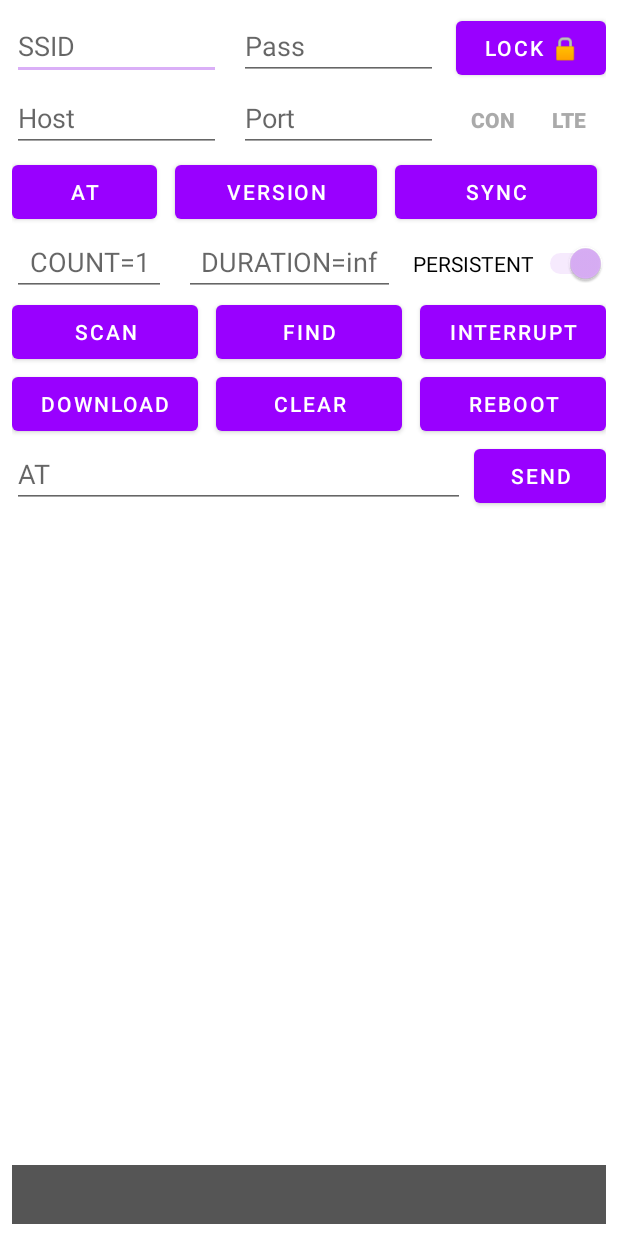
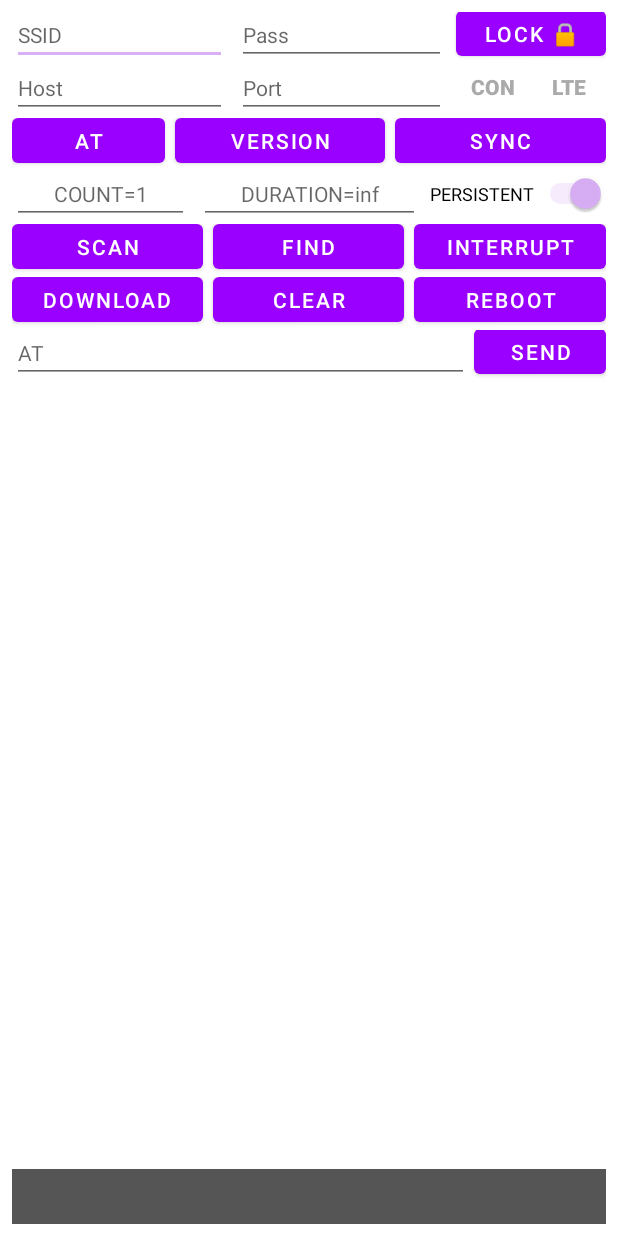
Before and after one commit to info-wind/infowind-rfid-android, an Android app: the layout activity_main.xml on its own in the app's theme, with its tools: preview values and no code run, on a phone screen of 412 x 824 dp. Run offline under Robolectric (Android 15) with nearby library versions, the phone set to English and light mode, and no system bars.

Commit message:
usability improvements

```diff
--- a/app/build.gradle
+++ b/app/build.gradle
@@ -12,7 +12,7 @@ android {
         applicationId "ru.info_wind.infowind_rfid_android"
         minSdk 30
         targetSdk 34
-        versionName "1.9.2"
+        versionName "1.9.5"
 
         testInstrumentationRunner "androidx.test.runner.AndroidJUnitRunner"
     }
--- a/app/src/main/java/ru/info_wind/infowind_rfid_android/MainActivity.kt
+++ b/app/src/main/java/ru/info_wind/infowind_rfid_android/MainActivity.kt
@@ -1,5 +1,6 @@
 package ru.info_wind.infowind_rfid_android
 
+import android.R.id.edit
 import android.content.Context
 import android.content.DialogInterface
 import android.graphics.Color
@@ -12,6 +13,8 @@ import android.os.Bundle
 import android.os.Handler
 import android.os.Looper
 import android.text.Editable
+import android.text.InputFilter
+import android.text.Spanned
 import android.text.TextWatcher
 import android.text.method.ScrollingMovementMethod
 import android.view.View
@@ -132,14 +135,15 @@ class MainActivity : AppCompatActivity() {
         statusView = findViewById(R.id.statusView)
 
         val preferences = getPreferences(MODE_PRIVATE)
-        ssidInput.setText(preferences.getString("ssid", "INFOWIND_RFID_SCANNER"))
+        ssidInput.setText(preferences.getString("ssid", ""))
         passInput.setText(preferences.getString("pass", ""))
-        hostInput.setText(preferences.getString("host", "192.168.4.1"))
-        portInput.setText(preferences.getString("port", "55757"))
+        hostInput.setText(preferences.getString("host", ""))
+        portInput.setText(preferences.getString("port", ""))
         commandInput.setText(preferences.getString("command", ""))
         persistentSw.isChecked = preferences.getBoolean("persistent", true)
 
         logView.setMovementMethod(ScrollingMovementMethod())
+        statusView.setMovementMethod(ScrollingMovementMethod())
         atBtn.setOnClickListener { sendCommand("AT") }
         versionBtn.setOnClickListener(View.OnClickListener { view: View? -> sendCommand("AT+VERSION") })
         interruptBtn.setOnClickListener(View.OnClickListener { view: View? -> sendCommand("AT+INT") })
@@ -184,12 +188,24 @@ class MainActivity : AppCompatActivity() {
         }
 
         val textWatcher = object: TextWatcher {
-            override fun afterTextChanged(s: Editable?) {}
-            override fun beforeTextChanged(s: CharSequence?, start: Int, count: Int, after: Int) {}
-            override fun onTextChanged(s: CharSequence?, start: Int, before: Int, count: Int) {
+            override fun afterTextChanged(s: Editable?) {
                 savePrefs()
             }
+            override fun beforeTextChanged(s: CharSequence?, start: Int, count: Int, after: Int) {}
+            override fun onTextChanged(s: CharSequence?, start: Int, before: Int, count: Int) {}
         }
+        hostInput.filters = arrayOf(object : InputFilter {
+            override fun filter( source: CharSequence?, start: Int, end: Int, dest: Spanned?, dstart: Int, dend: Int ): CharSequence? {
+                if (source != null && source.length == 16 && source.matches("\\d+".toRegex())) {
+                  val host = source.subSequence(0,3).toString().toInt().toString() + "." + source.subSequence(3,6).toString().toInt().toString() + "." + source.subSequence(6,9).toString().toInt().toString() + "." + source.subSequence(9,12).toString().toInt().toString()
+                  val port = source.subSequence(12, 16).toString().toInt().toString()
+                  runUI{ portInput.setText(port) }
+                    return host
+                } else
+                    return  source
+            }
+        })
+
         ssidInput.addTextChangedListener(textWatcher)
         passInput.addTextChangedListener(textWatcher)
         hostInput.addTextChangedListener(textWatcher)
@@ -238,17 +254,14 @@ class MainActivity : AppCompatActivity() {
     var networkCallbackConnected = false
     val networkCallback = object : ConnectivityManager.NetworkCallback() {
         override fun onAvailable(network: Network) {
-            log("onAvailable()", network.toString())
             wifiNetwork = network
         }
         override fun onLost(network: Network) {
-            log("onLost()")
             wifiNetwork = null
             connectivityManager.unregisterNetworkCallback(this)
             networkCallbackConnected = false
         }
         override fun onUnavailable() {
-            log("onUnavailable()")
             wifiNetwork = null
             connectivityManager.unregisterNetworkCallback(this)
             networkCallbackConnected = false
@@ -267,7 +280,6 @@ class MainActivity : AppCompatActivity() {
             if (wifiConnectionNeeded)
                 nBuilder.setNetworkSpecifier(wfBuilder.build())
             connectivityManager.requestNetwork(nBuilder.build(), networkCallback)
-            log("NETWROK_REQUESTED()")
             networkCallbackConnected = true
         }
     }
@@ -367,7 +379,6 @@ class MainActivity : AppCompatActivity() {
                         status("Connected to", host, Integer.toString(port))
                     }
 
-
                 } catch (exc: ConnectException) {
                     status("Connection failed")
                     stopParser()
@@ -381,7 +392,7 @@ class MainActivity : AppCompatActivity() {
                     stopParser()
                     socket = null
                 } finally {
-                    Thread.sleep(1000)
+                    Thread.sleep(3000)
                 }
             }
         }
@@ -445,7 +456,6 @@ class MainActivity : AppCompatActivity() {
     }
 
     fun status(arg: String?, vararg args: String?) {
-        log(arg, *args)
         runUI {
             statusView.setText(arg)
             for (more in args) {
--- a/app/src/main/res/layout/activity_main.xml
+++ b/app/src/main/res/layout/activity_main.xml
@@ -20,41 +20,48 @@
 
         <LinearLayout
             android:layout_width="match_parent"
-            android:layout_height="wrap_content"
+            android:layout_height="35dp"
             android:orientation="horizontal"
             android:visibility="visible" >
 
             <EditText
                 android:id="@+id/ssidInput"
+                android:nextFocusDown="@+id/passInput"
                 android:layout_width="match_parent"
                 android:layout_height="wrap_content"
-                android:layout_marginEnd="6dp"
+                android:layout_marginEnd="3dp"
                 android:layout_weight="1"
                 android:hint="SSID"
                 android:selectAllOnFocus="true"
                 android:singleLine="true"
-                android:text="" />
+                android:text=""
+                android:textSize="14sp" />
 
             <EditText
                 android:id="@+id/passInput"
+                android:nextFocusDown="@+id/hostInput"
                 android:layout_width="match_parent"
                 android:layout_height="wrap_content"
-                android:layout_marginStart="6dp"
-                android:layout_marginEnd="6dp"
+                android:layout_marginStart="3dp"
+                android:layout_marginEnd="3dp"
                 android:layout_weight="1"
                 android:hint="Pass"
                 android:inputType="textPassword"
                 android:selectAllOnFocus="true"
                 android:singleLine="true"
-                android:text="" />
+                android:text=""
+                android:textSize="14sp" />
 
             <Button
                 android:id="@+id/wifiBtn"
                 android:layout_width="100dp"
-                android:layout_height="wrap_content"
-                android:layout_marginStart="6dp"
+                android:layout_height="30dp"
+                android:layout_marginStart="3dp"
                 android:layout_weight="0"
+                android:layout_marginTop="-5dp"
                 android:padding="0dp"
+                android:insetTop="0dp"
+                android:insetBottom="0dp"
                 android:text="Lock 🔒" />
 
         </LinearLayout>
@@ -62,41 +69,45 @@
 
         <LinearLayout
             android:layout_width="match_parent"
-            android:layout_height="wrap_content"
+            android:layout_height="35dp"
             android:orientation="horizontal">
 
             <EditText
                 android:id="@+id/hostInput"
+                android:nextFocusDown="@+id/portInput"
                 android:layout_width="match_parent"
                 android:layout_height="wrap_content"
-                android:layout_marginEnd="6dp"
+                android:layout_marginEnd="3dp"
                 android:layout_weight="1"
                 android:hint="Host"
                 android:selectAllOnFocus="true"
                 android:singleLine="true"
-                android:text="" />
+                android:text=""
+                android:textSize="14sp" />
 
             <EditText
                 android:id="@+id/portInput"
                 android:layout_width="match_parent"
                 android:layout_height="wrap_content"
-                android:layout_marginStart="6dp"
-                android:layout_marginEnd="6dp"
+                android:layout_marginStart="3dp"
+                android:layout_marginEnd="3dp"
                 android:layout_weight="1"
                 android:hint="Port"
                 android:inputType="number"
                 android:numeric="integer"
                 android:selectAllOnFocus="true"
                 android:singleLine="true"
-                android:text="" />
+                android:text=""
+                android:textSize="14sp" />
 
             <Button
                 android:id="@+id/heartbeatBtn"
                 style="?android:attr/borderlessButtonStyle"
                 android:layout_width="50dp"
-                android:layout_height="wrap_content"
+                android:layout_height="30dp"
                 android:layout_weight="0"
-                android:layout_marginStart="6dp"
+                android:layout_marginStart="3dp"
+                android:layout_marginTop="-5dp"
                 android:padding="0dp"
                 android:text="CON"
                 android:textColor="#FFAAAAAA"
@@ -106,8 +117,9 @@
                 android:id="@+id/lteBtn"
                 style="?android:attr/borderlessButtonStyle"
                 android:layout_width="50dp"
-                android:layout_height="wrap_content"
+                android:layout_height="30dp"
                 android:layout_weight="0"
+                android:layout_marginTop="-5dp"
                 android:padding="0dp"
                 android:text="LTE"
                 android:textColor="#FFAAAAAA"
@@ -117,173 +129,198 @@
 
         <LinearLayout
             android:layout_width="match_parent"
-            android:layout_height="wrap_content"
+            android:layout_height="35dp"
             android:orientation="horizontal">
 
             <Button
                 android:id="@+id/atBtn"
                 android:layout_width="50dp"
-                android:layout_height="wrap_content"
-                android:layout_marginEnd="6dp"
+                android:layout_height="30dp"
+                android:layout_marginEnd="3dp"
                 android:layout_weight="1"
                 android:padding="0dp"
+                android:insetTop="0dp"
+                android:insetBottom="0dp"
                 android:text="AT" />
 
             <Button
                 android:id="@+id/versionBtn"
                 android:layout_width="wrap_content"
-                android:layout_height="wrap_content"
-                android:layout_marginStart="6dp"
-                android:layout_marginEnd="6dp"
+                android:layout_height="30dp"
+                android:layout_marginStart="3dp"
+                android:layout_marginEnd="3dp"
                 android:layout_weight="1"
                 android:padding="0dp"
+                android:insetTop="0dp"
+                android:insetBottom="0dp"
                 android:text="VERSION" />
 
             <Button
                 android:id="@+id/syncBtn"
                 android:layout_width="wrap_content"
-                android:layout_height="wrap_content"
-                android:layout_marginStart="6dp"
-                android:layout_marginEnd="6dp"
+                android:layout_height="30dp"
+                android:layout_marginStart="3dp"
                 android:layout_weight="1"
                 android:padding="0dp"
+                android:insetTop="0dp"
+                android:insetBottom="0dp"
                 android:text="SYNC" />
 
         </LinearLayout>
 
         <LinearLayout
             android:layout_width="match_parent"
-            android:layout_height="wrap_content"
+            android:layout_height="35dp"
             android:orientation="horizontal">
 
             <EditText
                 android:id="@+id/scanCountInput"
                 android:layout_width="wrap_content"
                 android:layout_height="wrap_content"
-                android:layout_marginEnd="6dp"
+                android:layout_marginEnd="3dp"
                 android:layout_weight="1"
                 android:hint="COUNT=1"
                 android:inputType="number"
                 android:numeric="integer"
                 android:selectAllOnFocus="true"
                 android:singleLine="true"
-                android:textAlignment="center" />
+                android:textAlignment="center"
+                android:textSize="14sp" />
 
             <EditText
                 android:id="@+id/scanDurationInput"
                 android:layout_width="wrap_content"
                 android:layout_height="wrap_content"
-                android:layout_marginStart="6dp"
-                android:layout_marginEnd="6dp"
+                android:layout_marginStart="3dp"
+                android:layout_marginEnd="3dp"
                 android:layout_weight="1"
                 android:hint="DURATION=inf"
                 android:inputType="number"
                 android:numeric="integer"
                 android:selectAllOnFocus="true"
                 android:singleLine="true"
-                android:textAlignment="center" />
+                android:textAlignment="center"
+                android:textSize="14sp" />
 
             <Switch
                 android:id="@+id/persistentSw"
                 android:layout_width="wrap_content"
                 android:layout_height="wrap_content"
-                android:layout_marginStart="6dp"
+                android:layout_marginStart="3dp"
+                android:layout_marginTop="-5dp"
                 android:layout_weight="0"
                 android:checked="true"
-                android:text="PERSISTENT" />
+                android:text="PERSISTENT"
+                android:textSize="12sp" />
         </LinearLayout>
 
         <LinearLayout
             android:layout_width="match_parent"
-            android:layout_height="wrap_content"
+            android:layout_height="35dp"
             android:orientation="horizontal">
 
             <Button
                 android:id="@+id/scanBtn"
                 android:layout_width="wrap_content"
-                android:layout_height="wrap_content"
-                android:layout_marginEnd="6dp"
+                android:layout_height="30dp"
+                android:layout_marginEnd="3dp"
                 android:layout_weight="1"
                 android:padding="0dp"
+                android:insetTop="0dp"
+                android:insetBottom="0dp"
                 android:text="SCAN" />
 
             <Button
                 android:id="@+id/findBtn"
                 android:layout_width="wrap_content"
-                android:layout_height="wrap_content"
-                android:layout_marginStart="6dp"
-                android:layout_marginEnd="6dp"
+                android:layout_height="30dp"
+                android:layout_marginStart="3dp"
+                android:layout_marginEnd="3dp"
                 android:layout_weight="1"
                 android:padding="0dp"
+                android:insetTop="0dp"
+                android:insetBottom="0dp"
                 android:text="FIND" />
 
             <Button
                 android:id="@+id/interruptBtn"
                 android:layout_width="wrap_content"
-                android:layout_height="match_parent"
-                android:layout_marginStart="6dp"
+                android:layout_height="30dp"
+                android:layout_marginStart="3dp"
                 android:layout_weight="1"
                 android:padding="0dp"
+                android:insetTop="0dp"
+                android:insetBottom="0dp"
                 android:text="INTERRUPT" />
 
         </LinearLayout>
 
         <LinearLayout
             android:layout_width="match_parent"
-            android:layout_height="wrap_content"
+            android:layout_height="35dp"
             android:orientation="horizontal">
 
             <Button
                 android:id="@+id/downloadBtn"
                 android:layout_width="wrap_content"
-                android:layout_height="wrap_content"
-                android:layout_marginEnd="6dp"
+                android:layout_height="30dp"
+                android:layout_marginEnd="3dp"
                 android:layout_weight="1"
                 android:padding="0dp"
+                android:insetTop="0dp"
+                android:insetBottom="0dp"
                 android:text="DOWNLOAD" />
 
             <Button
                 android:id="@+id/clearBtn"
                 android:layout_width="wrap_content"
-                android:layout_height="wrap_content"
-                android:layout_marginStart="6dp"
-                android:layout_marginEnd="6dp"
+                android:layout_height="30dp"
+                android:layout_marginStart="3dp"
+                android:layout_marginEnd="3dp"
                 android:layout_weight="1"
                 android:padding="0dp"
+                android:insetTop="0dp"
+                android:insetBottom="0dp"
                 android:text="CLEAR" />
 
             <Button
                 android:id="@+id/rebootBtn"
                 android:layout_width="wrap_content"
-                android:layout_height="wrap_content"
-                android:layout_marginStart="6dp"
+                android:layout_height="30dp"
+                android:layout_marginStart="3dp"
                 android:layout_weight="1"
                 android:padding="0dp"
+                android:insetTop="0dp"
+                android:insetBottom="0dp"
                 android:text="REBOOT" />
 
         </LinearLayout>
 
         <LinearLayout
             android:layout_width="match_parent"
-            android:layout_height="wrap_content"
+            android:layout_height="35dp"
             android:orientation="horizontal">
 
             <EditText
                 android:id="@+id/commandInput"
                 android:layout_width="wrap_content"
                 android:layout_height="wrap_content"
-                android:layout_marginEnd="6dp"
+                android:layout_marginEnd="3dp"
                 android:layout_weight="1"
                 android:hint="AT"
                 android:selectAllOnFocus="true"
-                android:singleLine="true" />
+                android:singleLine="true"
+                android:textSize="14sp" />
 
             <Button
                 android:id="@+id/sendBtn"
                 android:layout_width="wrap_content"
-                android:layout_height="wrap_content"
+                android:layout_height="30dp"
                 android:layout_weight="0"
                 android:padding="0dp"
+                android:insetTop="0dp"
+                android:insetBottom="0dp"
+                android:layout_marginTop="-5dp"
                 android:text="Send" />
 
         </LinearLayout>
@@ -297,6 +334,7 @@
             android:gravity="bottom"
             android:padding="10dp"
             android:scrollbars="vertical"
+            android:textSize="12sp"
             android:textAppearance="@style/TextAppearance.AppCompat.Body1" />
 
 
@@ -308,6 +346,7 @@
             android:gravity="bottom"
             android:padding="10dp"
             android:scrollbars="vertical"
+            android:textSize="12sp"
             android:background="#AA000000"
             android:textColor="#FFFFFFFF"
             android:textAppearance="@style/TextAppearance.AppCompat.Body1" />
```
Also changed, not shown: 2 other files.
